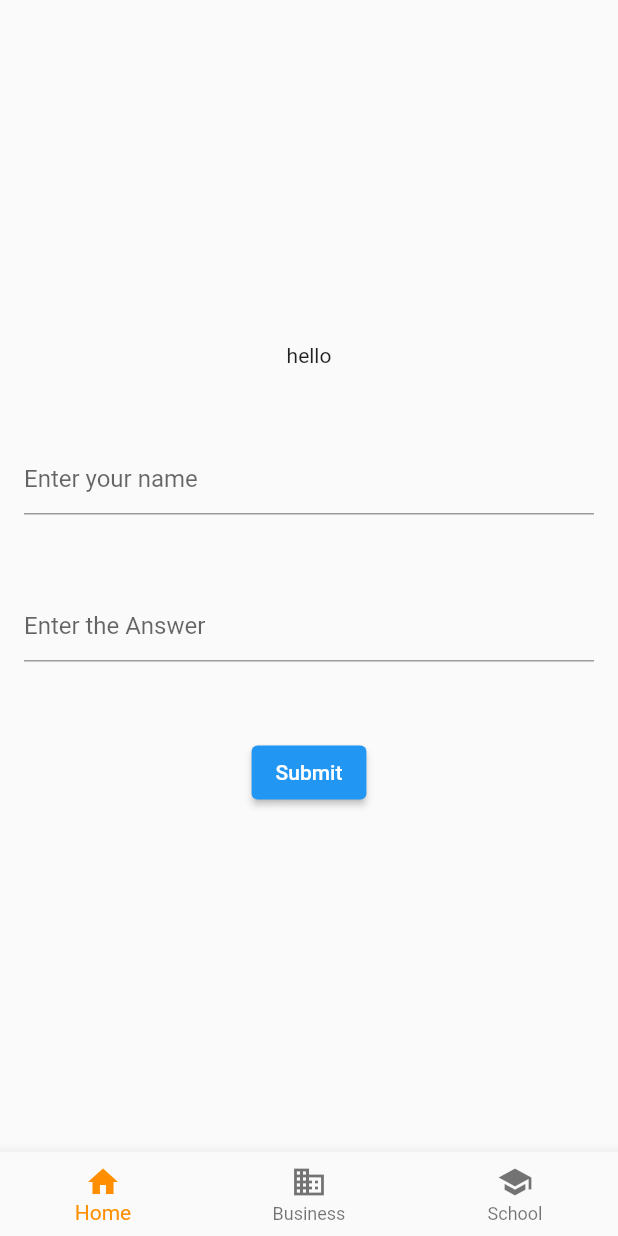
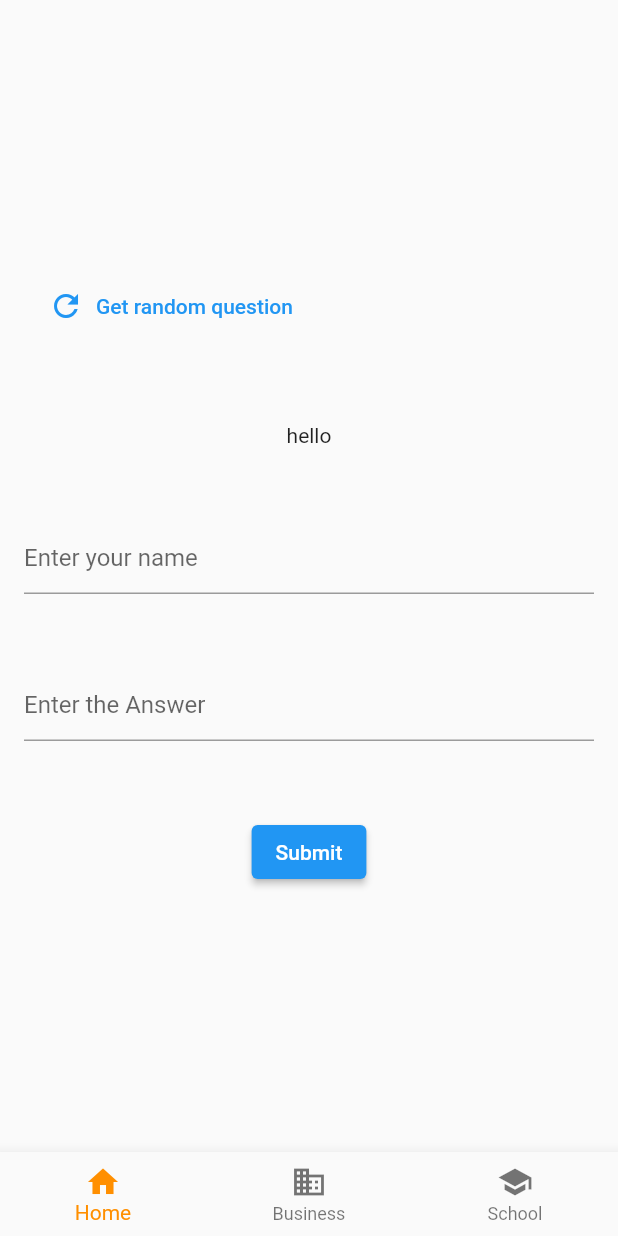
Before and after one commit to Umka-org/umka_flutter_app, a Flutter app: the screen it shows after launch, on a phone screen of 412 x 824 dp. Run offline on Flutter 3.47's test engine with Material 2 defaults, Android fonts, the phone set to English and light mode, and no system bars; our stand-ins replace flutter_bloc, get_it; missing offline and left inert: grpc, umka_proto.

Commit message:
validators

```diff
--- a/lib/ui/question_answer/question_answer_view.dart
+++ b/lib/ui/question_answer/question_answer_view.dart
@@ -6,54 +6,77 @@ import 'package:umka_flutter/ui/question_answer/state.dart';
 import 'bloc.dart';
 
 class QuestionAnswerView extends StatelessWidget {
-  // final _formKey = GlobalKey<FormState>();
+  final _formKey = GlobalKey<FormState>();
 
   @override
   Widget build(BuildContext context) {
     return Scaffold(
       body: Padding(
         padding: const EdgeInsets.symmetric(horizontal: 16.0),
-        child: BlocBuilder<QaBloc, QaState>(builder: (context, bloc) {
-          return _body(context);
-        }),
+        child: _body(),
       ),
     );
   }
 
-  Widget _body(BuildContext context) {
-    return Column(
+  Widget _body() {
+    return Form(
+      key: _formKey,
+      child: Column(
         mainAxisAlignment: MainAxisAlignment.center,
         children: [
+          _getRandomQuestionButton(),
+          const SizedBox(height: 50),
           _questionWidget('hello'),
           const SizedBox(height: 50),
           _nameField(),
           const SizedBox(height: 50),
-        _answerField(context),
+          _answerField(),
           const SizedBox(height: 50),
           _submitButton(),
         ],
+      ),
+    );
+  }
+
+  Widget _getRandomQuestionButton() {
+    return TextButton(
+      onPressed: () {},
+      child: Row(
+        children: [
+          Padding(
+            padding: const EdgeInsets.all(8.0),
+            child: Icon(Icons.refresh),
+          ),
+          Text('Get random question'),
+        ],
+      ),
     );
   }
 
   Widget _questionWidget(String question) => Text(question);
 
   Widget _nameField() {
-    return TextFormField(
-      // key: _formKey,
+    return BlocBuilder<QaBloc, QaState>(
+      builder: (context, state) => TextFormField(
         decoration: InputDecoration(
           hintText: 'Enter your name',
         ),
-      validator: (value) => null,
+        validator: (value) => state.isValidName ? null : 'Name is too short',
+      ),
     );
   }
 
-  Widget _answerField(BuildContext context) {
-    return TextFormField(
-        // key: _formKey,
+  Widget _answerField() {
+    return BlocBuilder<QaBloc, QaState>(
+        builder: (context, state) => TextFormField(
               decoration: InputDecoration(
                 hintText: 'Enter the Answer',
               ),
-        onChanged: (value) => context.read<QaBloc>().add(AnswerChanged(value)));
+              onChanged: (value) =>
+                  context.read<QaBloc>().add(AnswerChanged(value)),
+              validator: (value) =>
+                  state.isValidAnswer ? null : 'Incorrect answer format',
+            ));
   }
 
   Widget _submitButton() {
--- a/lib/ui/question_answer/state.dart
+++ b/lib/ui/question_answer/state.dart
@@ -7,6 +7,9 @@ class QaState {
   final String enteredAnswer;
   final SubmissionStatus submissionStatus;
   final Evaluation? evaluation;
+
+  bool get isValidAnswer => enteredAnswer.isNotEmpty;
+  bool get isValidName => enteredAnswer.length > 3;
 
   QaState({
     this.student,
```
Lines whose indentation alone changed are shown as unchanged.
